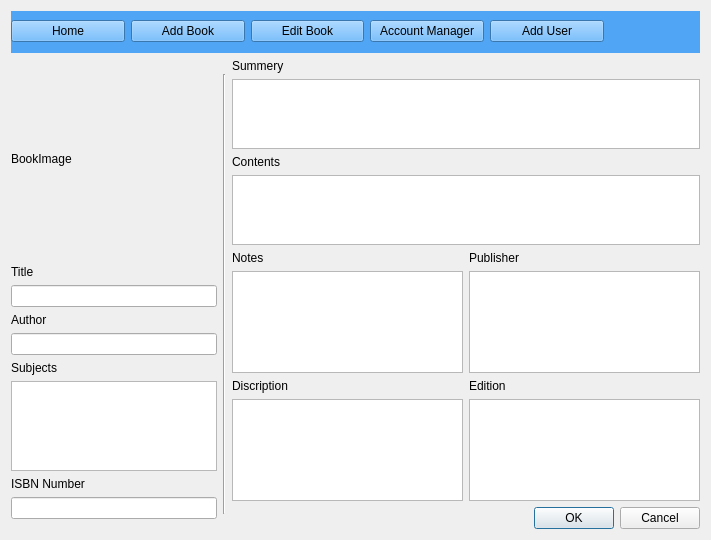
israelBlackyb/IETMCS106.2, file IsraelEthanTaehgCS106point2/addbook.ui: the form before one commit.
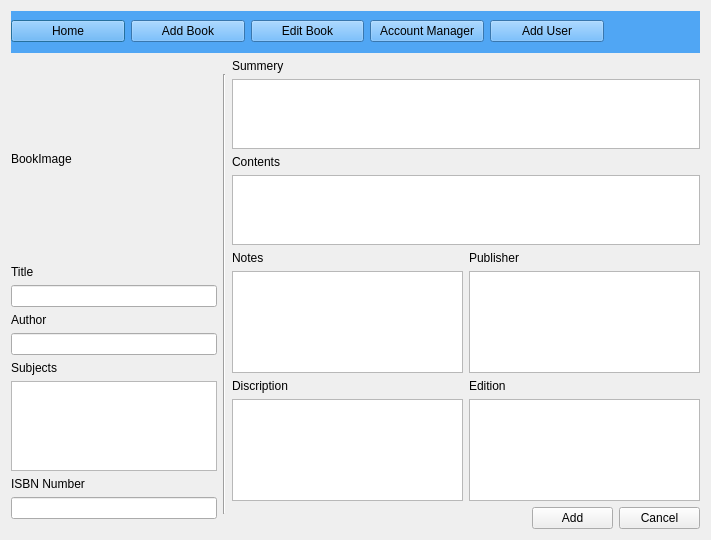
The form after the commit.

What changed in the file:
```diff
--- a/IsraelEthanTaehgCS106point2/addbook.ui
+++ b/IsraelEthanTaehgCS106point2/addbook.ui
@@ -305,17 +305,38 @@
         </layout>
        </item>
        <item>
-        <widget class="QDialogButtonBox" name="buttonBox">
-         <property name="styleSheet">
-          <string notr="true">border-width : 0px;</string>
-         </property>
-         <property name="orientation">
-          <enum>Qt::Horizontal</enum>
-         </property>
-         <property name="standardButtons">
-          <set>QDialogButtonBox::Cancel|QDialogButtonBox::Ok</set>
-         </property>
-        </widget>
+        <layout class="QHBoxLayout" name="horizontalLayout_5">
+         <item>
+          <spacer name="horizontalSpacer_2">
+           <property name="orientation">
+            <enum>Qt::Horizontal</enum>
+           </property>
+           <property name="sizeType">
+            <enum>QSizePolicy::Maximum</enum>
+           </property>
+           <property name="sizeHint" stdset="0">
+            <size>
+             <width>300</width>
+             <height>20</height>
+            </size>
+           </property>
+          </spacer>
+         </item>
+         <item>
+          <widget class="QPushButton" name="addBookBtn">
+           <property name="text">
+            <string>Add</string>
+           </property>
+          </widget>
+         </item>
+         <item>
+          <widget class="QPushButton" name="cancelBtn">
+           <property name="text">
+            <string>Cancel</string>
+           </property>
+          </widget>
+         </item>
+        </layout>
        </item>
       </layout>
      </item>
```
Left out of the diff: 43 changed lines with no effect on the pictures.
